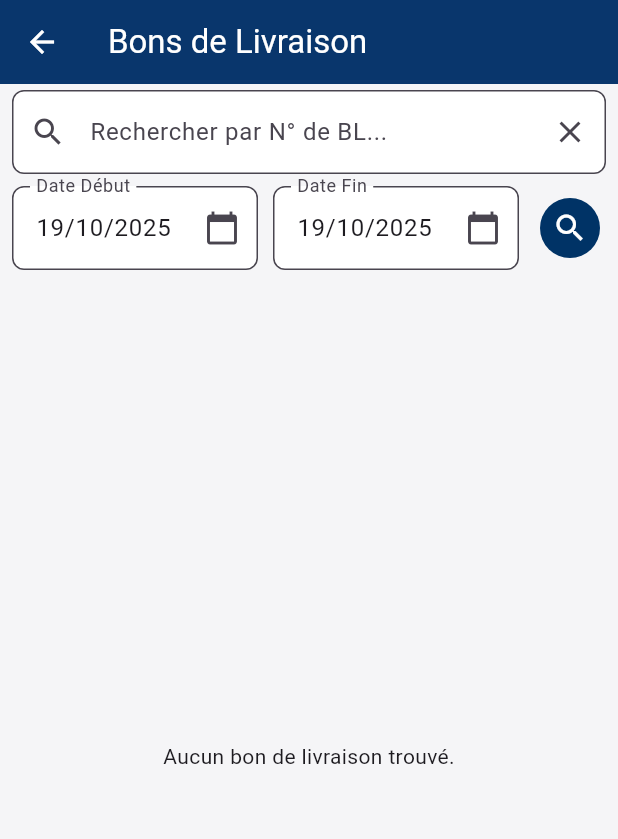
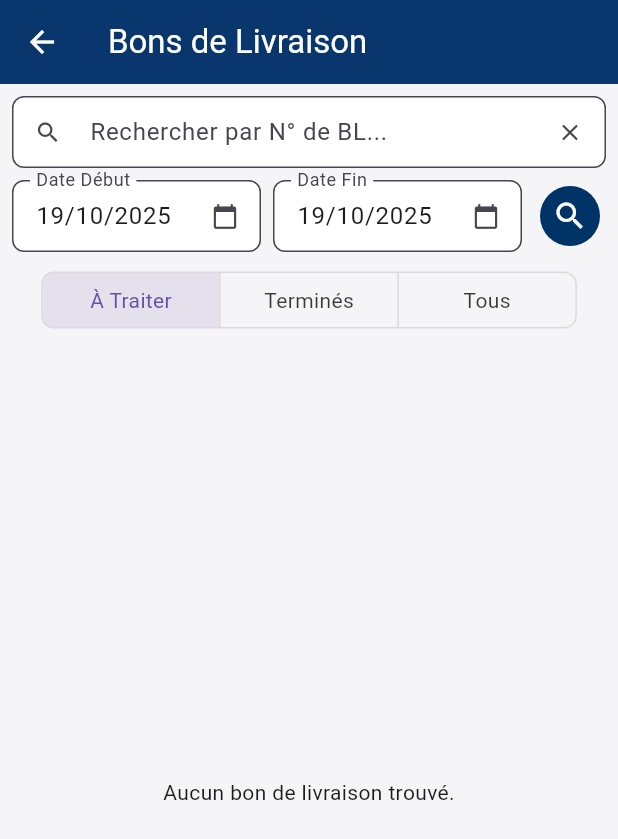
Before and after one commit to airm5500/prestige_vente_app, a Flutter app: the HomeScreen screen opened directly, after a tap on "Pointage BL Stock", on a phone screen of 412 x 824 dp. Shown: the top 839 px of the screen. Run offline on Flutter 3.47's test engine with Material 3 defaults, Android fonts, the light colour scheme and no system bars; our stand-ins replace cookie_jar, dio, dio_cookie_manager, fl_chart, qr_flutter, shared_preferences; missing offline and left inert: sunmi_printer_plus; accounts and stored records are empty; network calls fail.

Commit message:
amelioration popup et filtre bl

```diff
--- a/lib/screens/bl_control/bl_list_screen.dart
+++ b/lib/screens/bl_control/bl_list_screen.dart
@@ -1,14 +1,18 @@
 // lib/screens/bl_control/bl_list_screen.dart
-// 18/10/2025 16:12
+// 19/10/2025 00:50
 import 'package:flutter/material.dart';
 import 'package:intl/intl.dart';
+import 'package:prestige_vente_app/api/models/bon_livraison.dart';
 import 'package:prestige_vente_app/providers/bl_control_provider.dart';
 import 'package:prestige_vente_app/screens/bl_control/bl_detail_screen.dart';
 import 'package:prestige_vente_app/utils/constants.dart';
 import 'package:provider/provider.dart';
 
 class BlListScreen extends StatefulWidget {
-  const BlListScreen({super.key});
+  // MODIFICATION : Accepte un filtre initial
+  final String? initialFilter;
+
+  const BlListScreen({super.key, this.initialFilter});
 
   @override
   State<BlListScreen> createState() => _BlListScreenState();
@@ -19,16 +23,23 @@ class _BlListScreenState extends State<BlListScreen> {
   final _dtStartController = TextEditingController();
   final _dtEndController = TextEditingController();
 
-  String? _dtStart; // Format YYYY-MM-DD
-  String? _dtEnd;   // Format YYYY-MM-DD
+  String? _dtStart;
+  String? _dtEnd;
+
+  // MODIFICATION : État pour les ToggleButtons (0: À Traiter, 1: Terminés, 2: Tous)
+  List<bool> _isSelected = [true, false, false];
 
   @override
   void initState() {
     super.initState();
-    // On met les dates du jour par défaut
     final now = DateTime.now();
     _setDate(now, _dtStartController, (val) => _dtStart = val);
     _setDate(now, _dtEndController, (val) => _dtEnd = val);
+
+    // Applique le filtre initial si fourni
+    if (widget.initialFilter == 'A_TRAITER') {
+      _isSelected = [true, false, false]; // "À Traiter"
+    }
 
     WidgetsBinding.instance.addPostFrameCallback((_) {
       _fetchData();
@@ -76,54 +87,70 @@ class _BlListScreenState extends State<BlListScreen> {
       appBar: AppBar(title: const Text('Bons de Livraison')),
       body: Column(
         children: [
+          // MODIFICATION : Zone de filtres réorganisée et réduite
           Padding(
-            padding: const EdgeInsets.symmetric(horizontal: 8.0, vertical: 4.0),
-            child: TextField(
+            padding: const EdgeInsets.all(8.0),
+            child: Column(
+              children: [
+                TextField(
                   controller: _searchController,
                   decoration: InputDecoration(
                     labelText: 'Rechercher par N° de BL...',
                     prefixIcon: const Icon(Icons.search),
                     suffixIcon: IconButton(
                       icon: const Icon(Icons.clear),
-                  onPressed: () {
-                    _searchController.clear();
-                    _fetchData();
-                  },
+                      onPressed: () { _searchController.clear(); _fetchData(); },
                     ),
+                    isDense: true, // Réduit la hauteur
                   ),
                   textInputAction: TextInputAction.search,
                   onSubmitted: (_) => _fetchData(),
                 ),
-          ),
-          Padding(
-            padding: const EdgeInsets.symmetric(horizontal: 8.0, vertical: 4.0),
-            child: Row(
+                const SizedBox(height: 8),
+                Row(
                   children: [
                     Expanded(
                       child: TextFormField(
                         controller: _dtStartController,
                         readOnly: true,
-                    decoration: const InputDecoration(labelText: 'Date Début', suffixIcon: Icon(Icons.calendar_today)),
+                        decoration: const InputDecoration(labelText: 'Date Début', suffixIcon: Icon(Icons.calendar_today), isDense: true),
                         onTap: () => _selectDate(context, _dtStartController, (val) => _dtStart = val),
                       ),
                     ),
-                const SizedBox(width: 10),
+                    const SizedBox(width: 8),
                     Expanded(
                       child: TextFormField(
                         controller: _dtEndController,
                         readOnly: true,
-                    decoration: const InputDecoration(labelText: 'Date Fin', suffixIcon: Icon(Icons.calendar_today)),
+                        decoration: const InputDecoration(labelText: 'Date Fin', suffixIcon: Icon(Icons.calendar_today), isDense: true),
                         onTap: () => _selectDate(context, _dtEndController, (val) => _dtEnd = val),
                       ),
                     ),
-                const SizedBox(width: 10),
+                    const SizedBox(width: 8),
                     IconButton(
                       icon: const Icon(Icons.search),
                       onPressed: _fetchData,
-                  style: IconButton.styleFrom(
-                    backgroundColor: AppColors.primary,
-                    foregroundColor: Colors.white,
+                      style: IconButton.styleFrom(backgroundColor: AppColors.primary, foregroundColor: Colors.white),
                     ),
+                  ],
+                ),
+                const SizedBox(height: 8),
+                ToggleButtons(
+                  isSelected: _isSelected,
+                  onPressed: (index) {
+                    setState(() {
+                      for (int i = 0; i < _isSelected.length; i++) {
+                        _isSelected[i] = i == index;
+                      }
+                    });
+                  },
+                  borderRadius: BorderRadius.circular(8),
+                  constraints: BoxConstraints.expand(width: (MediaQuery.of(context).size.width / 3.5), height: 36),
+                  children: const [
+                    Text('À Traiter'),
+                    Text('Terminés'),
+                    Text('Tous'),
+                  ],
                 ),
               ],
             ),
@@ -134,17 +161,28 @@ class _BlListScreenState extends State<BlListScreen> {
                 if (provider.isLoading && provider.bonsLivraison.isEmpty) {
                   return const Center(child: CircularProgressIndicator());
                 }
-                if (provider.bonsLivraison.isEmpty) {
+
+                // MODIFICATION : Logique de filtrage locale
+                List<BonLivraison> filteredList = provider.bonsLivraison;
+                if (_isSelected[0]) { // À Traiter
+                  filteredList = provider.bonsLivraison.where((bl) => bl.statutTraitement != 'TERMINE').toList();
+                } else if (_isSelected[1]) { // Terminés
+                  filteredList = provider.bonsLivraison.where((bl) => bl.statutTraitement == 'TERMINE').toList();
+                }
+                // Si _isSelected[2] (Tous), on n'applique pas de filtre
+
+                if (filteredList.isEmpty) {
                   return const Center(child: Text('Aucun bon de livraison trouvé.'));
                 }
+
                 return RefreshIndicator(
                   onRefresh: () async => _fetchData(),
                   child: ListView.builder(
-                    itemCount: provider.bonsLivraison.length,
+                    itemCount: filteredList.length,
                     itemBuilder: (context, index) {
-                      final bl = provider.bonsLivraison[index];
-                      final isCompleted = provider.isBlCompleted(bl.id);
-                      final isInProgress = provider.isBlInProgress(bl.id);
+                      final bl = filteredList[index];
+                      final isCompleted = bl.statutTraitement == "TERMINE";
+                      final isInProgress = bl.statutTraitement == "EN_COURS";
 
                       Color? cardColor;
                       IconData iconData;
@@ -158,7 +196,7 @@ class _BlListScreenState extends State<BlListScreen> {
                         cardColor = Colors.orange.shade50;
                         iconData = Icons.pending_actions;
                         iconColor = Colors.orange;
-                      } else {
+                      } else { // A_FAIRE
                         cardColor = null;
                         iconData = Icons.receipt_long;
                         iconColor = AppColors.primary;
```
Also changed, not shown: lib/screens/home/home_screen.dart (+24 -28 lines), lib/screens/pre_vente/pre_vente_screen.dart (+20 -6 lines). Lines whose indentation alone changed are shown as unchanged.
